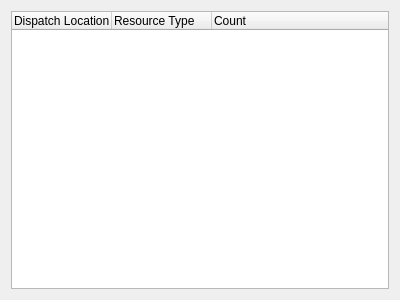
firelab/wfips, file irs/src/gui/wfipsresourcewidget.ui: the form before one commit.
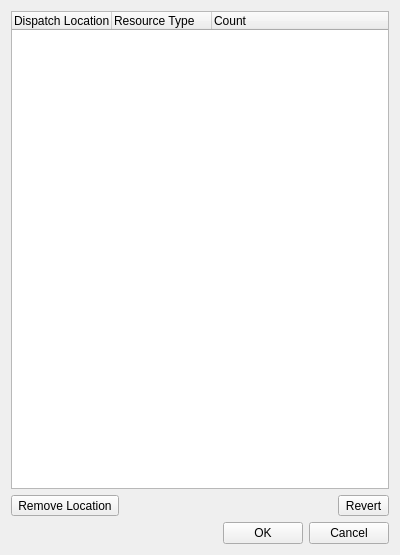
The form after the commit.

Commit message: allow removal of all empty locations

What changed in the file:
```diff
--- a/irs/src/gui/wfipsresourcewidget.ui
+++ b/irs/src/gui/wfipsresourcewidget.ui
@@ -7,7 +7,7 @@
     <x>0</x>
     <y>0</y>
     <width>400</width>
-    <height>300</height>
+    <height>555</height>
    </rect>
   </property>
   <property name="windowTitle">
@@ -36,6 +36,77 @@
      </column>
     </widget>
    </item>
+   <item>
+    <layout class="QHBoxLayout" name="horizontalLayout_2">
+     <item>
+      <widget class="QToolButton" name="omitToolButton">
+       <property name="toolTip">
+        <string>Omit Selected Locations.</string>
+       </property>
+       <property name="text">
+        <string>Remove Location</string>
+       </property>
+       <property name="toolButtonStyle">
+        <enum>Qt::ToolButtonTextBesideIcon</enum>
+       </property>
+      </widget>
+     </item>
+     <item>
+      <spacer name="horizontalSpacer">
+       <property name="orientation">
+        <enum>Qt::Horizontal</enum>
+       </property>
+       <property name="sizeHint" stdset="0">
+        <size>
+         <width>40</width>
+         <height>20</height>
+        </size>
+       </property>
+      </spacer>
+     </item>
+     <item>
+      <widget class="QToolButton" name="revertToolButton">
+       <property name="text">
+        <string>Revert</string>
+       </property>
+       <property name="toolButtonStyle">
+        <enum>Qt::ToolButtonTextBesideIcon</enum>
+       </property>
+      </widget>
+     </item>
+    </layout>
+   </item>
+   <item>
+    <layout class="QHBoxLayout" name="horizontalLayout">
+     <item>
+      <spacer name="horizontalSpacer_2">
+       <property name="orientation">
+        <enum>Qt::Horizontal</enum>
+       </property>
+       <property name="sizeHint" stdset="0">
+        <size>
+         <width>40</width>
+         <height>20</height>
+        </size>
+       </property>
+      </spacer>
+     </item>
+     <item>
+      <widget class="QPushButton" name="okButton">
+       <property name="text">
+        <string>OK</string>
+       </property>
+      </widget>
+     </item>
+     <item>
+      <widget class="QPushButton" name="cancelButton">
+       <property name="text">
+        <string>Cancel</string>
+       </property>
+      </widget>
+     </item>
+    </layout>
+   </item>
   </layout>
  </widget>
  <resources/>
```
The commit also changes 3 other files.
